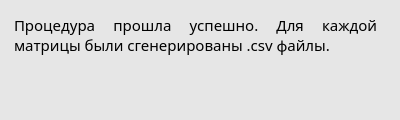
The window that lab_0/ui/successDialog.ui (RomanSchigolev/Soft_Develop_Tech) describes before a commit, drawn with Qt 5.
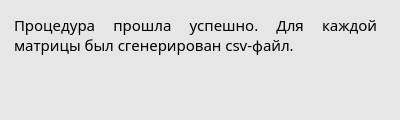
The same window after the commit.

```diff
--- a/lab_0/ui/successDialog.ui
+++ b/lab_0/ui/successDialog.ui
@@ -51,7 +51,7 @@
 &lt;html&gt;&lt;head&gt;&lt;meta name=&quot;qrichtext&quot; content=&quot;1&quot; /&gt;&lt;style type=&quot;text/css&quot;&gt;
 p, li { white-space: pre-wrap; }
 &lt;/style&gt;&lt;/head&gt;&lt;body style=&quot; font-family:'Avenir'; font-size:11pt; font-weight:400; font-style:normal;&quot;&gt;
-&lt;p align=&quot;justify&quot; style=&quot; margin-top:0px; margin-bottom:0px; margin-left:0px; margin-right:0px; -qt-block-indent:0; text-indent:0px;&quot;&gt;Процедура прошла успешно. Для каждой матрицы были сгенерированы .csv файлы.&lt;/p&gt;&lt;/body&gt;&lt;/html&gt;</string>
+&lt;p align=&quot;justify&quot; style=&quot; margin-top:0px; margin-bottom:0px; margin-left:0px; margin-right:0px; -qt-block-indent:0; text-indent:0px;&quot;&gt;Процедура прошла успешно. Для каждой матрицы был сгенерирован csv-файл.&lt;/p&gt;&lt;/body&gt;&lt;/html&gt;</string>
    </property>
   </widget>
  </widget>
```
